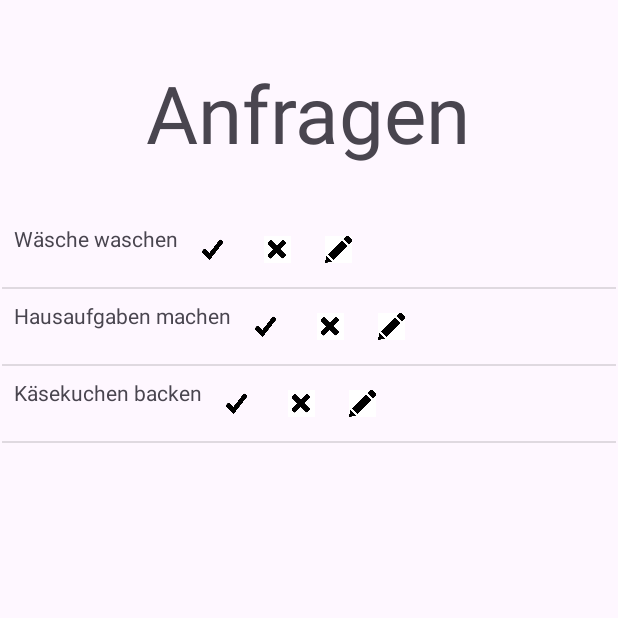
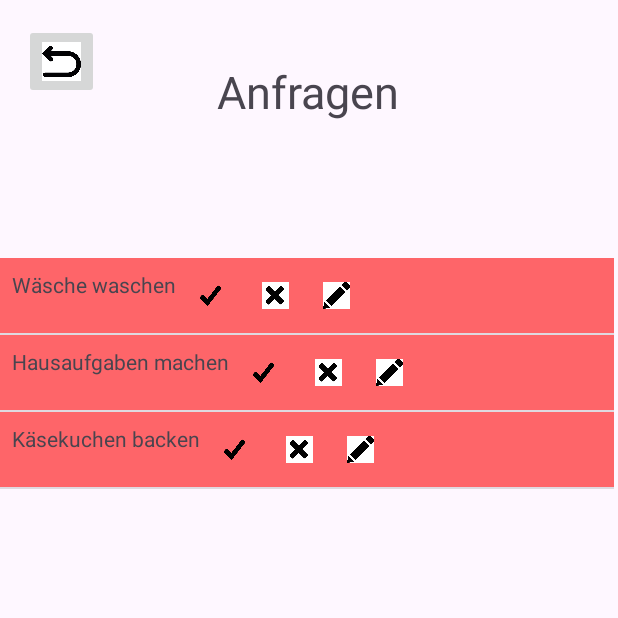
Before and after one commit to GizemBiliktue/MoneyPeer, an Android app: the SchuldscheinBekommenListe screen opened directly, with no data from a screen before it, on a phone screen of 412 x 824 dp, the top half of it. Run offline under Robolectric (Android 15) with nearby library versions, the phone set to English and light mode, and no system bars.

Commit message:
Anfragen werden grün oder rot markiert. mit ImageButton kommt man zum Dashboard zurück.

```diff
--- a/app/src/main/java/com/example/moneypeer/AnfrageAdapter.java
+++ b/app/src/main/java/com/example/moneypeer/AnfrageAdapter.java
@@ -1,20 +1,22 @@
 package com.example.moneypeer;
 
 import android.content.Context;
+import android.graphics.Color;
 import android.view.LayoutInflater;
 import android.view.View;
 import android.view.ViewGroup;
 import android.widget.BaseAdapter;
 import android.widget.ImageView;
 import android.widget.TextView;
+import android.widget.Toast;
 
 import java.util.List;
 
 public class AnfrageAdapter extends BaseAdapter {
     private Context context;
-    private List<String> dataList;
+    private List<ListItem> dataList;
 
-    public AnfrageAdapter(Context context, List<String> dataList) {
+    public AnfrageAdapter(Context context, List<ListItem> dataList) {
         this.context = context;
         this.dataList = dataList;
     }
@@ -43,29 +45,72 @@ public class AnfrageAdapter extends BaseAdapter {
             itemView = LayoutInflater.from(context).inflate(R.layout.list_anfragen, parent, false);
             viewHolder = new ViewHolder();
             viewHolder.textView = itemView.findViewById(R.id.textViewElement);
-            viewHolder.imageView1 = itemView.findViewById(R.id.imageView1);
-            viewHolder.imageView2 = itemView.findViewById(R.id.imageView2);
-            viewHolder.imageView3 = itemView.findViewById(R.id.imageView3);
+            viewHolder.tick = itemView.findViewById(R.id.tick);
+            viewHolder.cancel = itemView.findViewById(R.id.cancel);
+            viewHolder.edit = itemView.findViewById(R.id.edit);
             itemView.setTag(viewHolder);
         } else {
             viewHolder = (ViewHolder) itemView.getTag();
         }
 
-        String currentItem = (String) getItem(position);
-        viewHolder.textView.setText(currentItem);
+        ListItem currentItem = dataList.get(position);
+        viewHolder.textView.setText(currentItem.getText());
 
         // Setze die Bilder basierend auf deinen Anforderungen
-        viewHolder.imageView1.setImageResource(R.drawable.tick);
-        viewHolder.imageView2.setImageResource(R.drawable.cancel);
-        viewHolder.imageView3.setImageResource(R.drawable.edit);
+        viewHolder.tick.setImageResource(R.drawable.tick);
+        viewHolder.cancel.setImageResource(R.drawable.cancel);
+        viewHolder.edit.setImageResource(R.drawable.edit);
+
+        // Füge den ClickListener für die Bilder hinzu
+        viewHolder.tick.setOnClickListener(new View.OnClickListener() {
+            @Override
+            public void onClick(View v) {
+                // Hier die Aktion für das erste Bild definieren
+                Toast.makeText(context, "Schuldschein bestätigt", Toast.LENGTH_SHORT).show();
+                // Hier kannst du weitere Aktionen ausführen, z.B. eine neue Aktivität starten usw.
+                dataList.get(position).setGreen(true);
+                notifyDataSetChanged();
+            }
+        });
+
+        viewHolder.cancel.setOnClickListener(new View.OnClickListener() {
+            @Override
+            public void onClick(View v) {
+                // Hier die Aktion für das zweite Bild definieren
+                Toast.makeText(context, "Schuldschein abgelehnt", Toast.LENGTH_SHORT).show();
+                // Hier weitere Aktionen ausführen
+                dataList.get(position).setRed(true);
+                notifyDataSetChanged();
+            }
+        });
+
+        viewHolder.edit.setOnClickListener(new View.OnClickListener() {
+            @Override
+            public void onClick(View v) {
+                // Hier die Aktion für das dritte Bild definieren
+                //Toast.makeText(context, "Drittes Bild in Zeile " + position + " geklickt", Toast.LENGTH_SHORT).show();
+                // Weitere Aktionen hier hinzufügen
+            }
+        });
+
+        if(dataList.get(position).isGreen()) {
+            int transparentGreen = Color.argb(150, 0, 255, 0); // Ändere den ersten Wert, um die Transparenz zu steuern (0 = transparent, 255 = undurchsichtig)
+            itemView.setBackgroundColor(transparentGreen);
+        } else if (dataList.get(position).isRed()) {
+            itemView.setBackgroundColor(Color.RED);
+        } else {
+            int transparentRed = Color.argb(150, 255, 0, 0); // Ändere den ersten Wert, um die Transparenz zu steuern (0 = transparent, 255 = undurchsichtig)
+            itemView.setBackgroundColor(transparentRed);
+        }
 
         return itemView;
     }
 
     private static class ViewHolder {
         TextView textView;
-        ImageView imageView1;
-        ImageView imageView2;
-        ImageView imageView3;
+        ImageView tick;
+        ImageView cancel;
+        ImageView edit;
     }
+
 }
--- /dev/null
+++ b/app/src/main/java/com/example/moneypeer/ListItem.java
@@ -0,0 +1,33 @@
+package com.example.moneypeer;
+
+public class ListItem {
+    private String text;
+    private boolean isGreen;
+    private boolean isRed;
+
+    public ListItem(String text) {
+        this.text = text;
+        this.isGreen = false; // Standardmäßig ist die Zeile nicht grün
+        this.isRed = false;
+    }
+
+    public String getText() {
+        return text;
+    }
+
+    public boolean isGreen() {
+        return isGreen;
+    }
+
+    public void setGreen(boolean green) {
+        isGreen = green;
+    }
+
+    public boolean isRed() {
+        return isRed;
+    }
+
+    public void setRed(boolean red) {
+        isRed = red;
+    }
+}
--- a/app/src/main/java/com/example/moneypeer/SchuldscheinBekommenListe.java
+++ b/app/src/main/java/com/example/moneypeer/SchuldscheinBekommenListe.java
@@ -2,9 +2,12 @@ package com.example.moneypeer;
 
 import androidx.appcompat.app.AppCompatActivity;
 
+import android.content.Intent;
 import android.os.Bundle;
+import android.widget.ImageButton;
 import android.widget.ListView;
 
+import java.util.ArrayList;
 import java.util.Arrays;
 import java.util.List;
 
@@ -16,8 +19,21 @@ public class SchuldscheinBekommenListe extends AppCompatActivity {
         setContentView(R.layout.activitiy_schuldschein_bekommen_liste);
 
         ListView listView = findViewById(R.id.anfragenListview);
-        List<String> anfragen = Arrays.asList("Wäsche waschen","Hausaufgaben machen" , "Käsekuchen backen");
+        ImageButton back = findViewById(R.id.backButton);
+
+        // Erstelle eine Liste von ListItem-Objekten anstatt von Strings
+        List<ListItem> anfragen = new ArrayList<>();
+        anfragen.add(new ListItem("Wäsche waschen"));
+        anfragen.add(new ListItem("Hausaufgaben machen"));
+        anfragen.add(new ListItem("Käsekuchen backen"));
+
         AnfrageAdapter adapter = new AnfrageAdapter(this, anfragen);
         listView.setAdapter(adapter);
+
+        back.setOnClickListener(v -> {
+            // Aktion für Gefallen anfordern Button
+            Intent intent = new Intent(SchuldscheinBekommenListe.this, DashboardActivity.class);
+            startActivity(intent);
+        });
     }
 }
--- a/app/src/main/res/layout/activitiy_schuldschein_bekommen_liste.xml
+++ b/app/src/main/res/layout/activitiy_schuldschein_bekommen_liste.xml
@@ -6,12 +6,28 @@
     android:layout_width="match_parent"
     android:layout_height="match_parent">
 
+
+    <ImageButton
+        android:id="@+id/backButton"
+        android:layout_width="50dp"
+        android:layout_height="50dp"
+        android:layout_marginStart="16dp"
+        android:layout_marginTop="16dp"
+        android:scaleType="fitCenter"
+        android:src="@drawable/back"
+        app:layout_constraintBottom_toBottomOf="@+id/anfragenTextview"
+        app:layout_constraintEnd_toStartOf="@+id/anfragenTextview"
+        app:layout_constraintHorizontal_bias="0.0"
+        app:layout_constraintStart_toStartOf="parent"
+        app:layout_constraintTop_toTopOf="parent"
+        app:layout_constraintVertical_bias="0.0" />
+
     <TextView
         android:id="@+id/anfragenTextview"
         android:layout_width="wrap_content"
         android:layout_height="wrap_content"
         android:text="Anfragen"
-        android:textSize="80px"
+        android:textSize="30dp"
         app:layout_constraintBottom_toBottomOf="parent"
         app:layout_constraintEnd_toEndOf="parent"
         app:layout_constraintHorizontal_bias="0.498"
@@ -25,8 +41,10 @@
         android:layout_height="652dp"
         app:layout_constraintBottom_toBottomOf="parent"
         app:layout_constraintEnd_toEndOf="parent"
+        app:layout_constraintHorizontal_bias="0.0"
         app:layout_constraintStart_toStartOf="parent"
-            app:layout_constraintTop_toBottomOf="@+id/anfragenTextview" />
+        app:layout_constraintTop_toBottomOf="@+id/anfragenTextview"
+        app:layout_constraintVertical_bias="1.0" />
 
     <LinearLayout
         android:id="@+id/imagesContainer"
@@ -38,28 +56,6 @@
         app:layout_constraintEnd_toEndOf="parent"
         app:layout_constraintBottom_toBottomOf="parent"
         android:layout_marginTop="16dp"
-        android:layout_marginEnd="16dp">
-
-        <ImageView
-            android:id="@+id/imageView1"
-            android:layout_width="48dp"
-            android:layout_height="48dp"
-            android:src="@drawable/tick"
-            android:padding="8dp" />
-
-        <ImageView
-            android:id="@+id/imageView2"
-            android:layout_width="48dp"
-            android:layout_height="48dp"
-            android:src="@drawable/cancel"
-            android:padding="8dp" />
-
-        <ImageView
-            android:id="@+id/imageView3"
-            android:layout_width="48dp"
-            android:layout_height="48dp"
-            android:src="@drawable/edit"
-            android:padding="8dp" />
-    </LinearLayout>
+        android:layout_marginEnd="16dp"/>
 
 </androidx.constraintlayout.widget.ConstraintLayout>
--- a/app/src/main/res/layout/list_anfragen.xml
+++ b/app/src/main/res/layout/list_anfragen.xml
@@ -20,21 +20,21 @@
         android:orientation="horizontal">
 
         <ImageView
-            android:id="@+id/imageView1"
+            android:id="@+id/tick"
             android:layout_width="46dp"
             android:layout_height="34dp"
             android:padding="8dp"
             android:src="@drawable/tick" />
 
         <ImageView
-            android:id="@+id/imageView2"
+            android:id="@+id/cancel"
             android:layout_width="40dp"
             android:layout_height="34dp"
             android:padding="8dp"
             android:src="@drawable/cancel" />
 
         <ImageView
-            android:id="@+id/imageView3"
+            android:id="@+id/edit"
             android:layout_width="42dp"
             android:layout_height="match_parent"
             android:padding="8dp"
```
Also changed, not shown: app/src/main/res/drawable/back.jpeg (added). Lines whose indentation alone changed are shown as unchanged.
